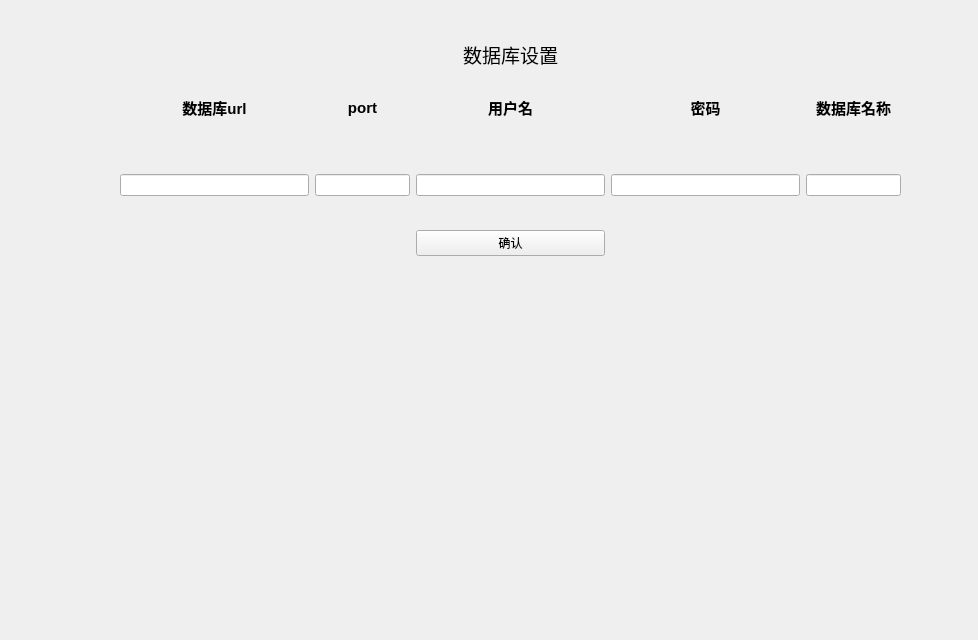
The window that trash/untitled.ui (L-ingqin12/Social-Web-Crawler) describes before a commit, drawn with Qt 5.
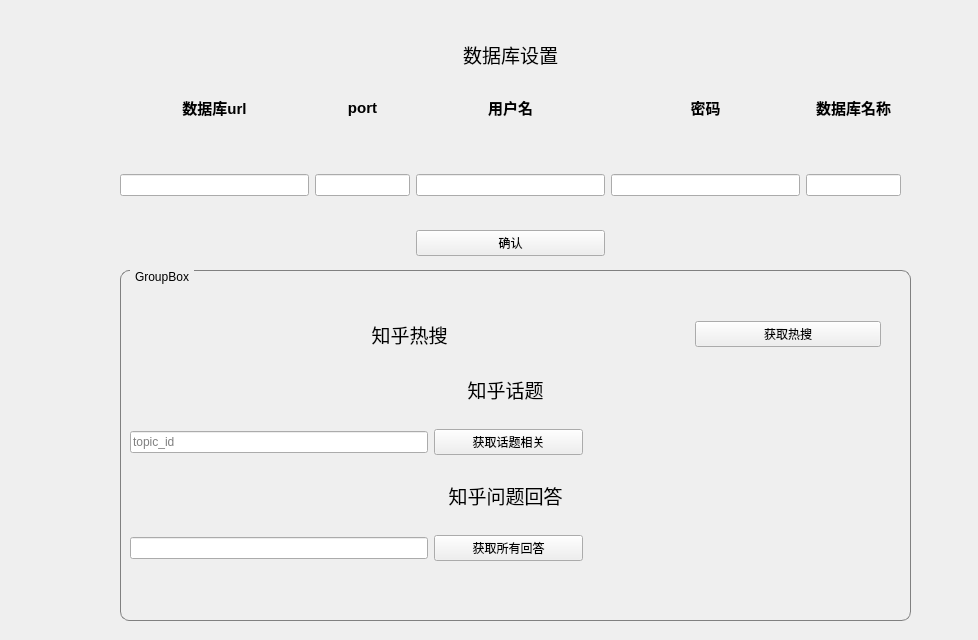
The same window after the commit. Custom widgets are drawn as their Qt base class.

```diff
--- a/trash/untitled.ui
+++ b/trash/untitled.ui
@@ -160,15 +160,159 @@
     </item>
    </layout>
   </widget>
-  <widget class="NavigationInterface" name="NavigationInterface">
+  <widget class="QGroupBox" name="groupBox">
    <property name="geometry">
     <rect>
-     <x>60</x>
-     <y>30</y>
-     <width>48</width>
-     <height>591</height>
+     <x>120</x>
+     <y>270</y>
+     <width>791</width>
+     <height>351</height>
     </rect>
    </property>
+   <property name="styleSheet">
+    <string notr="true">QGroupBox { border: 1px solid gray; border-radius: 9px; margin-top: 0.5em;} 
+                               QGroupBox::title {subcontrol-origin: margin; left: 10px; padding: 0 3px 0 3px;}</string>
+   </property>
+   <property name="title">
+    <string>GroupBox</string>
+   </property>
+   <widget class="QWidget" name="verticalLayoutWidget_2">
+    <property name="geometry">
+     <rect>
+      <x>10</x>
+      <y>50</y>
+      <width>751</width>
+      <height>241</height>
+     </rect>
+    </property>
+    <layout class="QVBoxLayout" name="ZhiHuOther" stretch="1,2,2">
+     <item>
+      <layout class="QHBoxLayout" name="Hot" stretch="3,1">
+       <item>
+        <widget class="QLabel" name="label_hot">
+         <property name="font">
+          <font>
+           <family>华文中宋</family>
+           <pointsize>14</pointsize>
+          </font>
+         </property>
+         <property name="text">
+          <string>知乎热搜</string>
+         </property>
+         <property name="alignment">
+          <set>Qt::AlignCenter</set>
+         </property>
+        </widget>
+       </item>
+       <item>
+        <widget class="PrimaryPushButton" name="get_hot">
+         <property name="text">
+          <string>获取热搜</string>
+         </property>
+        </widget>
+       </item>
+      </layout>
+     </item>
+     <item>
+      <layout class="QVBoxLayout" name="Topic" stretch="2,1">
+       <item>
+        <widget class="QLabel" name="label_topic">
+         <property name="font">
+          <font>
+           <family>华文中宋</family>
+           <pointsize>14</pointsize>
+          </font>
+         </property>
+         <property name="text">
+          <string>知乎话题</string>
+         </property>
+         <property name="alignment">
+          <set>Qt::AlignCenter</set>
+         </property>
+        </widget>
+       </item>
+       <item>
+        <layout class="QHBoxLayout" name="TopicBox" stretch="2,1,2">
+         <item>
+          <widget class="LineEdit" name="Topic_id">
+           <property name="placeholderText">
+            <string>topic_id</string>
+           </property>
+          </widget>
+         </item>
+         <item>
+          <widget class="PrimaryPushButton" name="get_topic">
+           <property name="text">
+            <string>获取话题相关</string>
+           </property>
+          </widget>
+         </item>
+         <item>
+          <spacer name="fill_topic">
+           <property name="orientation">
+            <enum>Qt::Horizontal</enum>
+           </property>
+           <property name="sizeHint" stdset="0">
+            <size>
+             <width>40</width>
+             <height>20</height>
+            </size>
+           </property>
+          </spacer>
+         </item>
+        </layout>
+       </item>
+      </layout>
+     </item>
+     <item>
+      <layout class="QVBoxLayout" name="question" stretch="0,0">
+       <item>
+        <widget class="QLabel" name="label_question">
+         <property name="font">
+          <font>
+           <family>华文中宋</family>
+           <pointsize>14</pointsize>
+          </font>
+         </property>
+         <property name="text">
+          <string>知乎问题回答</string>
+         </property>
+         <property name="alignment">
+          <set>Qt::AlignCenter</set>
+         </property>
+        </widget>
+       </item>
+       <item>
+        <layout class="QHBoxLayout" name="questionBox" stretch="2,1,2">
+         <item>
+          <widget class="LineEdit" name="question_id"/>
+         </item>
+         <item>
+          <widget class="PrimaryPushButton" name="get_question_answers">
+           <property name="text">
+            <string>获取所有回答</string>
+           </property>
+          </widget>
+         </item>
+         <item>
+          <spacer name="fill_question">
+           <property name="orientation">
+            <enum>Qt::Horizontal</enum>
+           </property>
+           <property name="sizeHint" stdset="0">
+            <size>
+             <width>40</width>
+             <height>20</height>
+            </size>
+           </property>
+          </spacer>
+         </item>
+        </layout>
+       </item>
+      </layout>
+     </item>
+    </layout>
+   </widget>
   </widget>
  </widget>
  <customwidgets>
@@ -182,11 +326,6 @@
    <extends>PushButton</extends>
    <header>qfluentwidgets</header>
   </customwidget>
-  <customwidget>
-   <class>NavigationInterface</class>
-   <extends>QWidget</extends>
-   <header>qfluentwidgets</header>
-  </customwidget>
   <customwidget>
    <class>LineEdit</class>
    <extends>QLineEdit</extends>
```
